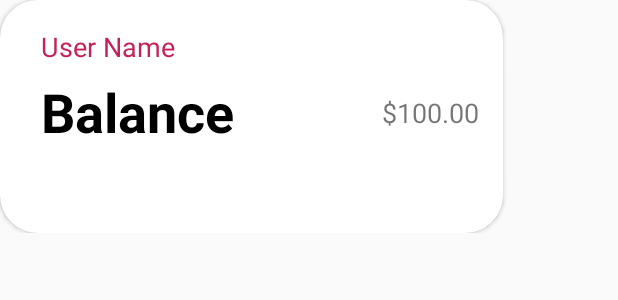
After one commit to cgullickson2/SkateBoard, an Android app: the layout user_thumbnail_list.xml on its own in the app's theme, with its tools: preview values and no code run, on a phone screen of 412 x 824 dp. The commit adds this screen. Shown: the top 300 px of the screen. Run offline under Robolectric (Android 15) with nearby library versions, the phone set to English and light mode, and no system bars.

Commit message:
final commit

```diff
--- /dev/null
+++ b/app/src/main/res/layout/user_thumbnail_list.xml
@@ -0,0 +1,75 @@
+<?xml version="1.0" encoding="utf-8"?>
+<layout
+    xmlns:android="http://schemas.android.com/apk/res/android"
+    xmlns:app="http://schemas.android.com/apk/res-auto"
+    xmlns:tools="http://schemas.android.com/tools">
+
+    <data>
+        <variable
+            name="user"
+            type="com.example.skateboard.User" />
+    </data>
+
+    <android.support.constraint.ConstraintLayout
+        android:layout_width="match_parent"
+        android:layout_height="wrap_content">
+
+        <android.support.v7.widget.CardView
+            android:layout_width="335dp"
+            android:layout_height="155dp"
+            android:layout_marginBottom="25dp"
+            app:cardCornerRadius="25dp"
+            tools:layout_editor_absoluteX="25dp"
+            tools:layout_editor_absoluteY="25dp">
+
+            <android.support.constraint.ConstraintLayout
+                android:layout_width="match_parent"
+                android:layout_height="match_parent">
+
+                <TextView
+                    android:layout_width="97dp"
+                    android:layout_height="31dp"
+                    android:layout_marginLeft="27dp"
+                    android:layout_marginStart="27dp"
+                    android:text="@{user.firstName}"
+                    android:textColor="@color/colorAccent"
+                    android:textSize="18sp"
+                    app:layout_constraintBottom_toTopOf="@+id/textView2"
+                    app:layout_constraintStart_toStartOf="parent"
+                    tools:text="User Name" />
+
+                <TextView
+                    android:id="@+id/textView2"
+                    android:layout_width="149dp"
+                    android:layout_height="64dp"
+                    android:layout_marginLeft="27dp"
+                    android:layout_marginStart="27dp"
+                    android:layout_marginTop="50dp"
+                    android:text="Balance"
+                    android:textColor="@android:color/black"
+                    android:textSize="36dp"
+                    android:textStyle="bold"
+                    app:fontFamily="sans-serif"
+                    app:layout_constraintStart_toStartOf="parent"
+                    app:layout_constraintTop_toTopOf="parent"
+                    tools:text="Balance" />
+
+                <TextView
+                    android:layout_width="wrap_content"
+                    android:layout_height="wrap_content"
+                    android:layout_marginBottom="68dp"
+                    android:layout_marginEnd="16dp"
+                    android:layout_marginRight="16dp"
+                    android:text="@{user.balance.toString()}"
+                    android:textSize="18sp"
+                    app:layout_constraintBottom_toBottomOf="parent"
+                    app:layout_constraintEnd_toEndOf="parent"
+                    tools:text="$100.00" />
+
+            </android.support.constraint.ConstraintLayout>
+
+        </android.support.v7.widget.CardView>
+
+    </android.support.constraint.ConstraintLayout>
+
+</layout>
--- a/app/src/main/res/values/colors.xml
+++ b/app/src/main/res/values/colors.xml
@@ -2,5 +2,7 @@
 <resources>
     <color name="colorPrimary">#3F51B5</color>
     <color name="colorPrimaryDark">#303F9F</color>
-    <color name="colorAccent">#FF4081</color>
+    <color name="colorAccent">#c62159</color>
+
+    <color name="colorError">#FF0000</color>
 </resources>
```
Also changed, not shown: app/src/main/java/com/example/skateboard/LoginActivity.java (+28 -14 lines), app/src/main/java/com/example/skateboard/MainActivity.java (+4 -14 lines), app/src/main/java/com/example/skateboard/MyAdapter.java (+37 -3 lines), 1 other file.
